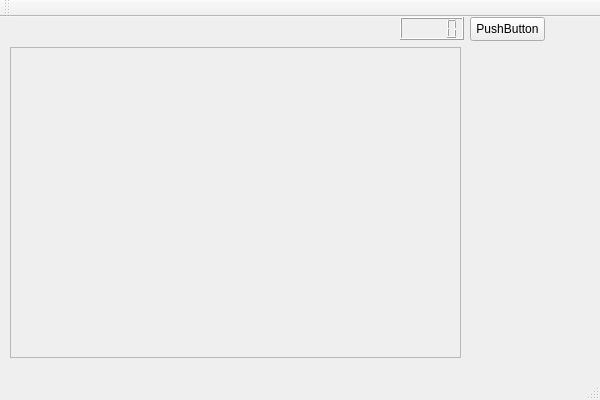
Qt form candycrush_bootleg2/Gui.ui (Commoned/candycrush_bt) before a commit.
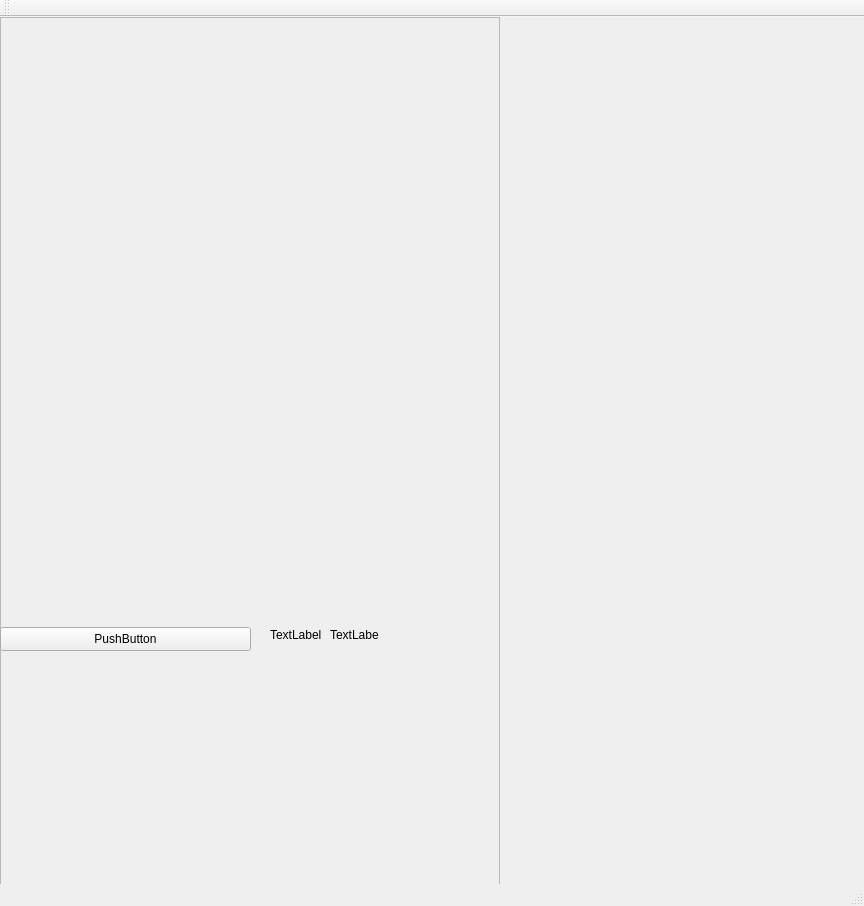
The same form after that commit.

Diff of the .ui file:
```diff
--- a/candycrush_bootleg2/Gui.ui
+++ b/candycrush_bootleg2/Gui.ui
@@ -6,46 +6,103 @@
    <rect>
     <x>0</x>
     <y>0</y>
-    <width>600</width>
-    <height>400</height>
+    <width>864</width>
+    <height>906</height>
    </rect>
   </property>
   <property name="windowTitle">
    <string>Gui</string>
   </property>
   <widget class="QWidget" name="centralWidget">
-   <widget class="QLCDNumber" name="lcdNumber">
-    <property name="geometry">
-     <rect>
-      <x>400</x>
-      <y>0</y>
-      <width>64</width>
-      <height>23</height>
-     </rect>
-    </property>
-   </widget>
    <widget class="QFrame" name="frame">
     <property name="geometry">
      <rect>
-      <x>10</x>
-      <y>30</y>
-      <width>451</width>
-      <height>311</height>
+      <x>0</x>
+      <y>0</y>
+      <width>500</width>
+      <height>986</height>
      </rect>
     </property>
+    <property name="sizePolicy">
+     <sizepolicy hsizetype="Fixed" vsizetype="Fixed">
+      <horstretch>0</horstretch>
+      <verstretch>0</verstretch>
+     </sizepolicy>
+    </property>
+    <property name="minimumSize">
+     <size>
+      <width>0</width>
+      <height>0</height>
+     </size>
+    </property>
+    <property name="cursor">
+     <cursorShape>OpenHandCursor</cursorShape>
+    </property>
+    <property name="mouseTracking">
+     <bool>true</bool>
+    </property>
     <property name="frameShape">
      <enum>QFrame::StyledPanel</enum>
     </property>
     <property name="frameShadow">
-     <enum>QFrame::Raised</enum>
+     <enum>QFrame::Plain</enum>
     </property>
+    <property name="lineWidth">
+     <number>0</number>
+    </property>
+    <layout class="QVBoxLayout" name="verticalLayout">
+     <property name="spacing">
+      <number>0</number>
+     </property>
+     <property name="sizeConstraint">
+      <enum>QLayout::SetNoConstraint</enum>
+     </property>
+     <property name="leftMargin">
+      <number>0</number>
+     </property>
+     <property name="topMargin">
+      <number>0</number>
+     </property>
+     <property name="rightMargin">
+      <number>0</number>
+     </property>
+     <property name="bottomMargin">
+      <number>0</number>
+     </property>
+     <item>
+      <spacer name="verticalSpacer">
+       <property name="orientation">
+        <enum>Qt::Vertical</enum>
+       </property>
+       <property name="sizeHint" stdset="0">
+        <size>
+         <width>500</width>
+         <height>540</height>
+        </size>
+       </property>
+      </spacer>
+     </item>
+     <item>
+      <spacer name="horizontalSpacer">
+       <property name="orientation">
+        <enum>Qt::Horizontal</enum>
+       </property>
+       <property name="sizeHint" stdset="0">
+        <size>
+         <width>500</width>
+         <height>500</height>
+        </size>
+       </property>
+      </spacer>
+     </item>
+    </layout>
    </widget>
    <widget class="QPushButton" name="pushButton">
     <property name="geometry">
      <rect>
-      <x>470</x>
-      <y>0</y>
-      <width>75</width>
+      <x>0</x>
+      <y>610</y>
+      <width>251</width>
       <height>24</height>
      </rect>
     </property>
@@ -53,6 +110,32 @@
      <string>PushButton</string>
     </property>
    </widget>
+   <widget class="QLabel" name="label">
+    <property name="geometry">
+     <rect>
+      <x>270</x>
+      <y>610</y>
+      <width>61</width>
+      <height>16</height>
+     </rect>
+    </property>
+    <property name="text">
+     <string>TextLabel</string>
+    </property>
+   </widget>
+   <widget class="QLabel" name="label_2">
+    <property name="geometry">
+     <rect>
+      <x>330</x>
+      <y>610</y>
+      <width>49</width>
+      <height>16</height>
+     </rect>
+    </property>
+    <property name="text">
+     <string>TextLabel</string>
+    </property>
+   </widget>
   </widget>
   <widget class="QMenuBar" name="menuBar">
    <property name="geometry">
```
Left out of the diff: 2 changed lines with no effect on the pictures.
